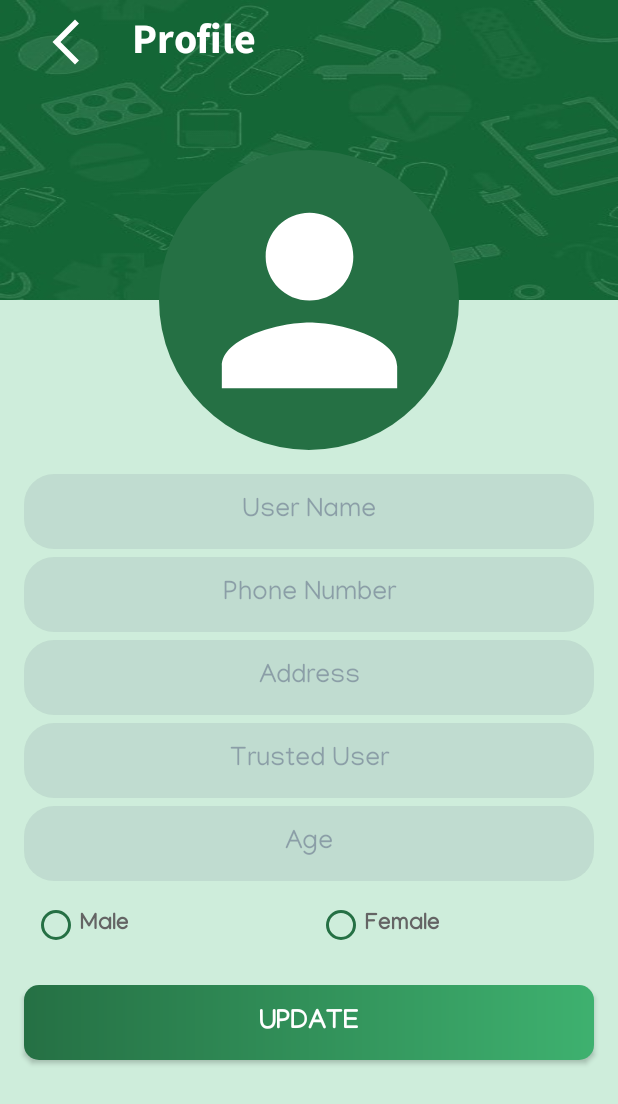
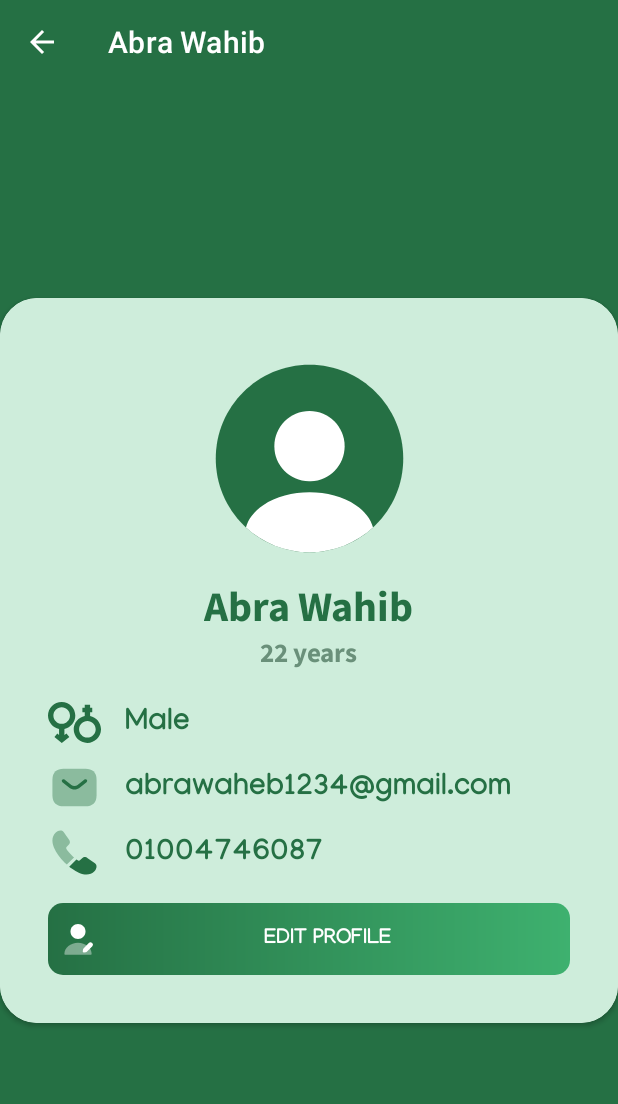
Before and after one commit to Bilalazam26/Dawinii, an Android app: the ProfileActivity screen opened directly, with no data from a screen before it, on a phone screen of 412 x 824 dp. Shown: the top 1104 px of the screen. Run offline under Robolectric (Android 15) with nearby library versions, the phone set to English and light mode, and no system bars; our stand-ins replace Room's generated code; Roboto replaces fonts that are not available here; 1 statement that could not run was skipped.

Commit message:
profileActivity

```diff
--- /dev/null
+++ b/app/src/main/res/drawable/call.xml
@@ -0,0 +1,14 @@
+<vector xmlns:android="http://schemas.android.com/apk/res/android"
+    android:width="24dp"
+    android:height="24dp"
+    android:viewportWidth="24"
+    android:viewportHeight="24">
+  <path
+      android:pathData="M11.79,14.21L8.52,17.48C8.16,17.16 7.81,16.83 7.47,16.49C6.44,15.45 5.51,14.36 4.68,13.22C3.86,12.08 3.2,10.94 2.72,9.81C2.24,8.67 2,7.58 2,6.54C2,5.86 2.12,5.21 2.36,4.61C2.6,4 2.98,3.44 3.51,2.94C4.15,2.31 4.85,2 5.59,2C5.87,2 6.15,2.06 6.4,2.18C6.66,2.3 6.89,2.48 7.07,2.74L9.39,6.01C9.57,6.26 9.7,6.49 9.79,6.71C9.88,6.92 9.93,7.13 9.93,7.32C9.93,7.56 9.86,7.8 9.72,8.03C9.59,8.26 9.4,8.5 9.16,8.74L8.4,9.53C8.29,9.64 8.24,9.77 8.24,9.93C8.24,10.01 8.25,10.08 8.27,10.16C8.3,10.24 8.33,10.3 8.35,10.36C8.53,10.69 8.84,11.12 9.28,11.64C9.73,12.16 10.21,12.69 10.73,13.22C11.09,13.57 11.44,13.91 11.79,14.21Z"
+      android:strokeAlpha="0.4"
+      android:fillColor="#292D32"
+      android:fillAlpha="0.4"/>
+  <path
+      android:pathData="M21.97,18.329C21.97,18.609 21.92,18.899 21.82,19.179C21.79,19.259 21.76,19.339 21.72,19.419C21.55,19.779 21.33,20.119 21.04,20.439C20.55,20.979 20.01,21.369 19.4,21.619C19.39,21.619 19.38,21.629 19.37,21.629C18.78,21.869 18.14,21.999 17.45,21.999C16.43,21.999 15.34,21.759 14.19,21.269C13.04,20.779 11.89,20.119 10.75,19.289C10.36,18.999 9.97,18.709 9.6,18.399L12.87,15.129C13.15,15.339 13.4,15.499 13.61,15.609C13.66,15.629 13.72,15.659 13.79,15.689C13.87,15.719 13.95,15.729 14.04,15.729C14.21,15.729 14.34,15.669 14.45,15.559L15.21,14.809C15.46,14.559 15.7,14.369 15.93,14.249C16.16,14.109 16.39,14.039 16.64,14.039C16.83,14.039 17.03,14.079 17.25,14.169C17.47,14.259 17.7,14.389 17.95,14.559L21.26,16.909C21.52,17.089 21.7,17.299 21.81,17.549C21.91,17.799 21.97,18.049 21.97,18.329Z"
+      android:fillColor="#292D32"/>
+</vector>
--- /dev/null
+++ b/app/src/main/res/drawable/gender.xml
@@ -0,0 +1,12 @@
+<vector xmlns:android="http://schemas.android.com/apk/res/android"
+    android:width="800dp"
+    android:height="800dp"
+    android:viewportWidth="247.58"
+    android:viewportHeight="247.58">
+  <path
+      android:pathData="M196.67,93.05V76.44h10v-21h-10v-15h-25v15h-11v21h11v16.42c-29,5.64 -51.58,31.56 -51.58,62.62c0,35.16 28.69,63.77 63.85,63.77c35.16,0 63.65,-28.61 63.65,-63.77C247.58,124.77 225.67,99.06 196.67,93.05zM184.02,194.25c-21.38,0 -38.77,-17.39 -38.77,-38.77c0,-21.38 17.39,-38.77 38.77,-38.77c21.38,0 38.77,17.39 38.77,38.77C222.79,176.86 205.4,194.25 184.02,194.25z"
+      android:fillColor="#000000"/>
+  <path
+      android:pathData="M127.58,91.4c0,-35.16 -28.52,-63.77 -63.69,-63.77S0,56.24 0,91.4c0,31.07 22.67,57 51.67,62.63v27.99l-8.18,-7.06l-13.47,16.04l34.29,28.94l35.33,-28.83l-13.44,-16.27l-9.54,7.66v-28.67C105.67,147.8 127.58,122.11 127.58,91.4zM25.21,91.4c0,-21.38 17.39,-38.77 38.77,-38.77s38.77,17.39 38.77,38.77c0,21.38 -17.39,38.77 -38.77,38.77S25.21,112.78 25.21,91.4z"
+      android:fillColor="#000000"/>
+</vector>
--- /dev/null
+++ b/app/src/main/res/drawable/mail.xml
@@ -0,0 +1,14 @@
+<vector xmlns:android="http://schemas.android.com/apk/res/android"
+    android:width="24dp"
+    android:height="24dp"
+    android:viewportWidth="24"
+    android:viewportHeight="24">
+  <path
+      android:pathData="M17,20.5H7C4,20.5 2,19 2,15.5V8.5C2,5 4,3.5 7,3.5H17C20,3.5 22,5 22,8.5V15.5C22,19 20,20.5 17,20.5Z"
+      android:strokeAlpha="0.4"
+      android:fillColor="#292D32"
+      android:fillAlpha="0.4"/>
+  <path
+      android:pathData="M11.999,12.872C11.159,12.872 10.309,12.612 9.659,12.082L6.529,9.582C6.209,9.322 6.149,8.852 6.409,8.532C6.669,8.212 7.139,8.152 7.459,8.412L10.589,10.912C11.349,11.522 12.639,11.522 13.399,10.912L16.529,8.412C16.849,8.152 17.329,8.202 17.579,8.532C17.839,8.852 17.789,9.332 17.459,9.582L14.329,12.082C13.689,12.612 12.839,12.872 11.999,12.872Z"
+      android:fillColor="#292D32"/>
+</vector>
--- /dev/null
+++ b/app/src/main/res/drawable/profile_circle.xml
@@ -0,0 +1,16 @@
+<vector xmlns:android="http://schemas.android.com/apk/res/android"
+    android:width="24dp"
+    android:height="24dp"
+    android:viewportWidth="24"
+    android:viewportHeight="24">
+  <path
+      android:pathData="M12,22.012C17.523,22.012 22,17.535 22,12.012C22,6.489 17.523,2.012 12,2.012C6.477,2.012 2,6.489 2,12.012C2,17.535 6.477,22.012 12,22.012Z"
+      android:strokeAlpha="0.4"
+      android:fillColor="@color/primaryColor"/>
+  <path
+      android:pathData="M12,6.941C9.93,6.941 8.25,8.621 8.25,10.691C8.25,12.721 9.84,14.371 11.95,14.431C11.98,14.431 12.02,14.431 12.04,14.431C12.06,14.431 12.09,14.431 12.11,14.431C12.12,14.431 12.13,14.431 12.13,14.431C14.15,14.361 15.74,12.721 15.75,10.691C15.75,8.621 14.07,6.941 12,6.941Z"
+      android:fillColor="@android:color/white"/>
+  <path
+      android:pathData="M18.779,19.358C16.999,20.998 14.619,22.008 11.999,22.008C9.379,22.008 6.999,20.998 5.219,19.358C5.459,18.448 6.109,17.618 7.059,16.978C9.789,15.158 14.229,15.158 16.939,16.978C17.899,17.618 18.539,18.448 18.779,19.358Z"
+      android:fillColor="@android:color/white"/>
+</vector>
--- /dev/null
+++ b/app/src/main/res/drawable/user_edit.xml
@@ -0,0 +1,17 @@
+<vector xmlns:android="http://schemas.android.com/apk/res/android"
+    android:width="24dp"
+    android:height="24dp"
+    android:viewportWidth="24"
+    android:viewportHeight="24">
+  <path
+      android:pathData="M12,12C14.761,12 17,9.761 17,7C17,4.239 14.761,2 12,2C9.239,2 7,4.239 7,7C7,9.761 9.239,12 12,12Z"
+      android:fillColor="#292D32"/>
+  <path
+      android:pathData="M12,14.5C6.99,14.5 2.91,17.86 2.91,22C2.91,22.28 3.13,22.5 3.41,22.5H20.59C20.87,22.5 21.09,22.28 21.09,22C21.09,17.86 17.01,14.5 12,14.5Z"
+      android:strokeAlpha="0.4"
+      android:fillColor="#292D32"
+      android:fillAlpha="0.4"/>
+  <path
+      android:pathData="M21.431,14.739C20.531,13.839 19.821,14.129 19.211,14.739L15.671,18.279C15.531,18.419 15.401,18.679 15.371,18.869L15.181,20.219C15.111,20.709 15.451,21.049 15.941,20.979L17.291,20.789C17.481,20.759 17.751,20.629 17.881,20.489L21.421,16.949C22.041,16.349 22.331,15.639 21.431,14.739Z"
+      android:fillColor="#292D32"/>
+</vector>
--- a/app/src/main/res/layout/activity_main_screen.xml
+++ b/app/src/main/res/layout/activity_main_screen.xml
@@ -63,7 +63,11 @@
         android:fitsSystemWindows="true"
         app:headerLayout="@layout/drawer_header"
         app:menu="@menu/drawer_menu"
-        app:itemIconTint="@color/white"/>
+        app:itemIconTint="@color/white"
+        app:itemIconPadding="32dp"
+        app:itemTextAppearance="@style/items_in_drawer"
+        app:itemTextColor="@color/primaryColor"
+        />
 
 
 </androidx.drawerlayout.widget.DrawerLayout>
--- a/app/src/main/res/layout/activity_profile.xml
+++ b/app/src/main/res/layout/activity_profile.xml
@@ -1,134 +1,140 @@
 <?xml version="1.0" encoding="utf-8"?>
-<LinearLayout xmlns:android="http://schemas.android.com/apk/res/android"
+<androidx.constraintlayout.widget.ConstraintLayout xmlns:android="http://schemas.android.com/apk/res/android"
     xmlns:tools="http://schemas.android.com/tools"
     android:layout_width="match_parent"
     android:layout_height="match_parent"
     xmlns:app="http://schemas.android.com/apk/res-auto"
     android:orientation="vertical"
-    android:background="@color/fragment_background_color"
+    android:gravity="center"
+    android:background="@color/primaryColor"
     tools:context=".view.profile.ProfileActivity">
+    <androidx.cardview.widget.CardView
+        app:layout_constraintTop_toTopOf="parent"
+        app:layout_constraintBottom_toBottomOf="parent"
+        android:layout_width="match_parent"
+        android:layout_height="wrap_content"
+        app:cardCornerRadius="25dp">
 
+        <androidx.constraintlayout.widget.ConstraintLayout
+            android:layout_width="match_parent"
+            android:layout_height="match_parent"
+            android:background="@color/fragment_background_color"
+            android:padding="32dp">
 
-    <FrameLayout
-        android:layout_width="match_parent"
-        android:layout_height="200dp"
-        android:background="@drawable/app_background_small"
-        android:backgroundTintMode="multiply"
-        android:hapticFeedbackEnabled="false">
+            <ImageView
+                android:id="@+id/user_profile_picture"
+                android:layout_width="150dp"
+                android:layout_height="150dp"
+                android:contentDescription="@string/profile_picture"
+                app:layout_constraintEnd_toEndOf="parent"
+                app:layout_constraintStart_toStartOf="parent"
+                app:layout_constraintTop_toTopOf="parent"
+                app:srcCompat="@drawable/profile_circle" />
 
-        <com.google.android.material.appbar.MaterialToolbar
-            android:id="@+id/toolbar_layout"
-            android:layout_width="match_parent"
-            android:layout_height="wrap_content"
-            app:layout_constraintTop_toTopOf="parent">
+            <TextView
+                android:id="@+id/user_name"
+                android:layout_width="wrap_content"
+                android:layout_height="wrap_content"
+                app:layout_constraintEnd_toEndOf="parent"
+                app:layout_constraintStart_toStartOf="parent"
+                app:layout_constraintTop_toBottomOf="@id/user_profile_picture"
+                android:layout_marginTop="8dp"
+                android:text="Abra Wahib"
+                android:fontFamily="@font/mada_bold"
+                android:textColor="@color/primaryColor"
+                android:textSize="28sp"/>
+            <TextView
+                android:id="@+id/user_age"
+                android:layout_width="wrap_content"
+                android:layout_height="wrap_content"
+                app:layout_constraintEnd_toEndOf="parent"
+                app:layout_constraintStart_toStartOf="parent"
+                android:text="22 years"
+                app:layout_constraintTop_toBottomOf="@id/user_name"
+                android:textSize="18sp"
+                android:fontFamily="@font/mada_bold"
+                android:textColor="#6A907A"/>
 
-            <androidx.appcompat.widget.Toolbar
-                android:id="@+id/toolbar"
+            <ImageView
+                android:id="@+id/user_birth_date_icon"
+                android:layout_width="35dp"
+                android:layout_height="35dp"
+                app:layout_constraintStart_toStartOf="parent"
+                app:layout_constraintTop_toBottomOf="@+id/user_age"
+                android:src="@drawable/gender"
+                android:layout_marginTop="16dp"
+                app:tint="@color/primaryColor" />
+            <TextView
+                android:id="@+id/user_birth_date"
+                android:layout_width="wrap_content"
+                android:layout_height="wrap_content"
+                android:fontFamily="@font/manjari_bold"
+                android:textSize="20sp"
+                android:text="Male"
+                android:textColor="@color/primaryColor"
+                app:layout_constraintTop_toTopOf="@id/user_birth_date_icon"
+                app:layout_constraintBottom_toBottomOf="@id/user_birth_date_icon"
+                app:layout_constraintStart_toEndOf="@id/user_birth_date_icon"
+                android:layout_marginStart="16dp"/>
+            <ImageView
+                android:id="@+id/user_mail_icon"
+                android:layout_width="35dp"
+                android:layout_height="35dp"
+                app:layout_constraintStart_toStartOf="parent"
+                app:layout_constraintTop_toBottomOf="@+id/user_birth_date_icon"
+                android:src="@drawable/mail"
+                android:layout_marginTop="8dp"
+                app:tint="@color/primaryColor" />
+            <TextView
+                android:id="@+id/user_mail"
+                android:layout_width="wrap_content"
+                android:layout_height="wrap_content"
+                android:fontFamily="@font/manjari_bold"
+                android:textSize="20sp"
+                android:text="abrawaheb1234@gmail.com"
+                android:textColor="@color/primaryColor"
+                app:layout_constraintTop_toTopOf="@id/user_mail_icon"
+                app:layout_constraintBottom_toBottomOf="@id/user_mail_icon"
+                app:layout_constraintStart_toEndOf="@id/user_mail_icon"
+                android:layout_marginStart="16dp"/>
+            <ImageView
+                android:id="@+id/user_phone_icon"
+                android:layout_width="35dp"
+                android:layout_height="35dp"
+                app:layout_constraintStart_toStartOf="parent"
+                app:layout_constraintTop_toBottomOf="@+id/user_mail_icon"
+                android:src="@drawable/call"
+                android:layout_marginTop="8dp"
+                app:tint="@color/primaryColor" />
+
+            <TextView
+                android:id="@+id/user_phone"
+                android:layout_width="wrap_content"
+                android:layout_height="wrap_content"
+                android:fontFamily="@font/manjari_bold"
+                android:text="01004746087"
+                android:textColor="@color/primaryColor"
+                android:textSize="20sp"
+                app:layout_constraintBottom_toBottomOf="@+id/user_phone_icon"
+                app:layout_constraintStart_toEndOf="@+id/user_phone_icon"
+                app:layout_constraintTop_toTopOf="@+id/user_phone_icon"
+                android:layout_marginStart="16dp"/>
+            <androidx.appcompat.widget.AppCompatButton
+                android:id="@+id/btn_edit_profile"
                 android:layout_width="match_parent"
                 android:layout_height="wrap_content"
-                app:title="@string/profile"
-                app:navigationIcon="@drawable/baseline_arrow_back_ios_new_24"
-                app:titleTextColor="@color/white"
-                app:titleTextAppearance="@style/toolbar_title"/>
-        </com.google.android.material.appbar.MaterialToolbar>
-    </FrameLayout>
-    <com.google.android.material.imageview.ShapeableImageView
-        android:id="@+id/imageProfile"
-        android:layout_width="200dp"
-        android:layout_height="200dp"
-        android:layout_gravity="center"
-        android:layout_marginTop="-100dp"
-        android:scaleType="center"
-        android:background="@color/primaryColor"
-        android:src="@drawable/baseline_person_24"
-        app:shapeAppearanceOverlay="@style/Circular" />
-
-    <EditText
-        android:id="@+id/etProfileName"
-        style="@style/et"
-        android:layout_marginTop="16dp"
-        android:layout_marginHorizontal="16dp"
-        android:layout_width="match_parent"
-        android:ems="10"
-        android:hint="@string/name_hint"
-        android:inputType="textPersonName" />
-
-    <EditText
-        android:id="@+id/etProfilePhone"
-        style="@style/et"
-        android:layout_width="match_parent"
-        android:layout_marginHorizontal="16dp"
-        android:ems="10"
-        android:hint="@string/phone_hint"
-        android:inputType="phone" />
-
-    <EditText
-        android:id="@+id/etProfileAddress"
-        style="@style/et"
-        android:layout_width="match_parent"
-        android:ems="10"
-        android:layout_marginHorizontal="16dp"
-        android:hint="@string/address_hint"
-        android:inputType="textPostalAddress" />
-
-    <EditText
-        android:id="@+id/etProfileTrustedPerson"
-        android:layout_width="match_parent"
-        style="@style/et"
-        android:layout_marginHorizontal="16dp"
-        android:hint="@string/trust_person_hint"
-        android:ems="10"
-        android:inputType="textEmailAddress" />
-
-    <EditText
-        android:id="@+id/etProfileAge"
-        android:layout_width="match_parent"
-        style="@style/et"
-        android:hint="@string/age"
-        android:ems="10"
-        android:layout_marginHorizontal="16dp"
-        android:inputType="number" />
-
-
-    <RadioGroup
-        android:id="@+id/rbgGender"
-        android:layout_width="match_parent"
-        android:layout_height="wrap_content"
-        android:layout_marginHorizontal="16dp"
-        android:orientation="horizontal">
-
-        <RadioButton
-            android:id="@+id/rbMale"
-            android:layout_width="0dp"
-            android:layout_height="wrap_content"
-            android:layout_marginHorizontal="5dp"
-            android:layout_marginTop="5dp"
-            android:layout_weight="1"
-            android:buttonTint="@color/primaryColor"
-            android:fontFamily="@font/manjari_bold"
-            android:text="Male"
-            android:textColor="@color/gray"
-            android:textSize="15sp" />
-
-        <RadioButton
-            android:id="@+id/rbFemale"
-            android:layout_width="0dp"
-            android:layout_height="wrap_content"
-            android:layout_marginHorizontal="5dp"
-            android:layout_marginTop="5dp"
-            android:layout_weight="1"
-            android:buttonTint="@color/primaryColor"
-            android:fontFamily="@font/manjari_bold"
-            android:text="Female"
-            android:textColor="@color/gray"
-            android:textSize="15sp" />
-    </RadioGroup>
-
-    <androidx.appcompat.widget.AppCompatButton
-        android:id="@+id/btnProfileUpdate"
-        android:layout_marginHorizontal="16dp"
-        style="@style/button"
-        android:layout_marginVertical="16dp"
-        android:text="@string/update" />
-
-</LinearLayout>
+                app:layout_constraintBottom_toBottomOf="parent"
+                app:layout_constraintTop_toBottomOf="@id/user_phone_icon"
+                android:text="@string/edit_profile"
+                android:background="@drawable/btn_background"
+                android:fontFamily="@font/manjari_bold"
+                android:textColor="@color/white"
+                android:layout_marginTop="16dp"
+                android:drawableStart="@drawable/user_edit"
+                android:drawableTint="@color/white"
+                android:drawablePadding="-8dp"
+                android:paddingStart="8dp"
+                />
+        </androidx.constraintlayout.widget.ConstraintLayout>
+    </androidx.cardview.widget.CardView>
+</androidx.constraintlayout.widget.ConstraintLayout>
--- a/app/src/main/res/menu/drawer_menu.xml
+++ b/app/src/main/res/menu/drawer_menu.xml
@@ -1,5 +1,7 @@
 <?xml version="1.0" encoding="utf-8"?>
-<menu xmlns:android="http://schemas.android.com/apk/res/android">
+
+<menu xmlns:android="http://schemas.android.com/apk/res/android" xmlns:tools="http://schemas.android.com/tools"
+    tools:showIn="navigation_view">
     <item android:id="@+id/profile" android:title="@string/profile" android:icon="@drawable/ic_profile"/>
     <item android:id="@+id/setting" android:title="@string/settings" android:icon="@drawable/setting"/>
     <item android:id="@+id/about" android:title="@string/about_app" android:icon="@drawable/message_question"/>
--- a/app/src/main/res/values-night/themes.xml
+++ b/app/src/main/res/values-night/themes.xml
@@ -12,7 +12,7 @@
         <item name="android:statusBarColor" tools:targetApi="l">?attr/colorPrimaryVariant</item>
         <!-- Customize your theme here. -->
     </style>
-    <style name="main_screen_theme" parent="Theme.MaterialComponents.DayNight.DarkActionBar">
+    <style name="profile_theme" parent="Theme.MaterialComponents.DayNight.DarkActionBar">
         <item name="colorPrimary">@color/primaryColor</item>
         <item name="colorPrimaryDark">@color/white</item>
         <item name="colorSecondary">@color/white</item>
--- a/app/src/main/res/values/strings.xml
+++ b/app/src/main/res/values/strings.xml
@@ -87,6 +87,12 @@
     <string name="upcoming_appointment">Upcoming Appointment</string>
     <string name="routine_icon">Routine Icon</string>
     <string name="medicines">Medicines</string>
+    <string name="profile_picture">Profile Picture</string>
+    <string name="color_blind_mode">Color blind Mode</string>
+    <string name="deuteranopia">Deuteranopia</string>
+    <string name="proteranopia">Proteranopia</string>
+    <string name="tretanopia">Tretanopia</string>
+    <string name="edit_profile">Edit Profile</string>
 
 
     <string-array name="routine_types" tools:ignore="InconsistentArrays">
--- a/app/src/main/res/values/themes.xml
+++ b/app/src/main/res/values/themes.xml
@@ -14,13 +14,12 @@
         <!-- Status bar color. -->
         <item name="android:statusBarColor" tools:targetApi="l">?attr/colorPrimaryVariant</item>
     </style>
-    <style name="main_screen_theme" parent="Theme.MaterialComponents.DayNight.DarkActionBar">
+    <style name="profile_theme" parent="Theme.MaterialComponents.DayNight.DarkActionBar">
         <item name="colorPrimary">@color/primaryColor</item>
-        <item name="colorPrimaryDark">@color/white</item>
-        <item name="colorSecondary">@color/white</item>
-        <item name="colorPrimaryVariant">@color/white</item>
+        <item name="colorPrimaryDark">@color/primaryColor</item>
         <item name="android:textColorPrimary">@color/white</item>
-        <item name="android:textColor">@color/white</item>
+        <item name="android:titleTextAppearance">@style/toolbar_title</item>
+        <item name="titleTextAppearance">@style/toolbar_title</item>
     </style>
 
     <style name="AppBottomSheetDialogTheme"
```
Also changed, not shown: app/src/main/AndroidManifest.xml (+6 -2 lines), app/src/main/java/com/grad/dawinii/view/main/ScheduleFragment.kt (+6 -1 lines), app/src/main/java/com/grad/dawinii/view/profile/EditProfileActivity.kt (added, +12 -0 lines), app/src/main/java/com/grad/dawinii/view/profile/ProfileActivity.kt (+19 -62 lines), app/src/main/res/drawable/calendar.xml (added, +32 -0 lines), app/src/main/res/layout/activity_edit_profile.xml (added, +134 -0 lines), app/src/main/res/layout/drawer_header.xml (+16 -23 lines), app/src/main/res/values/styles.xml (+9 -0 lines).
